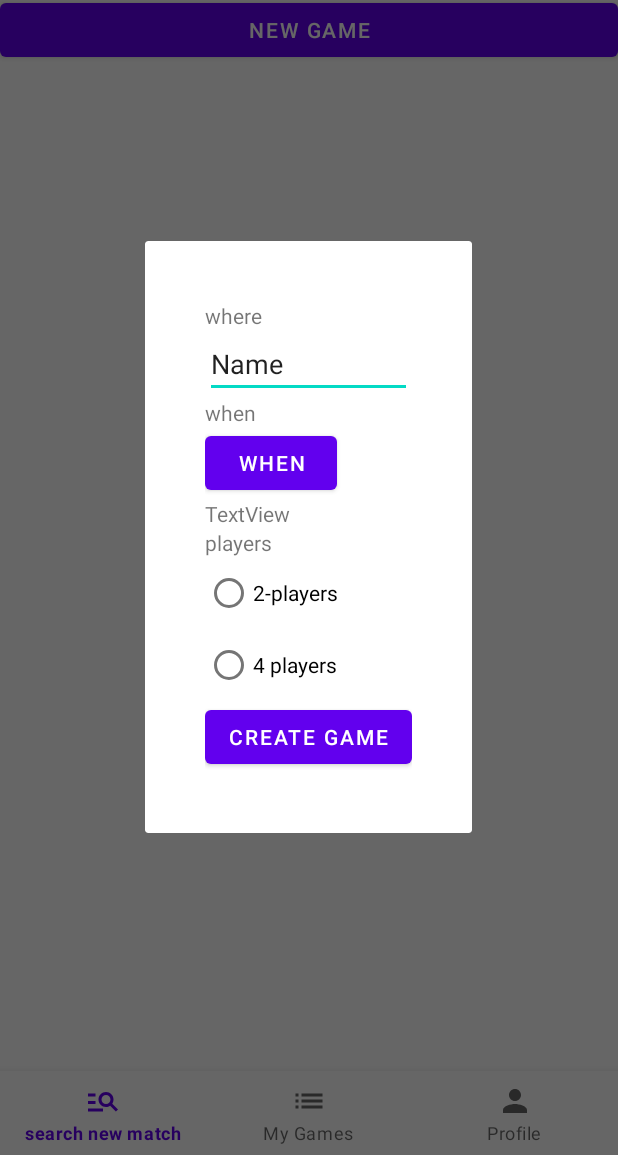
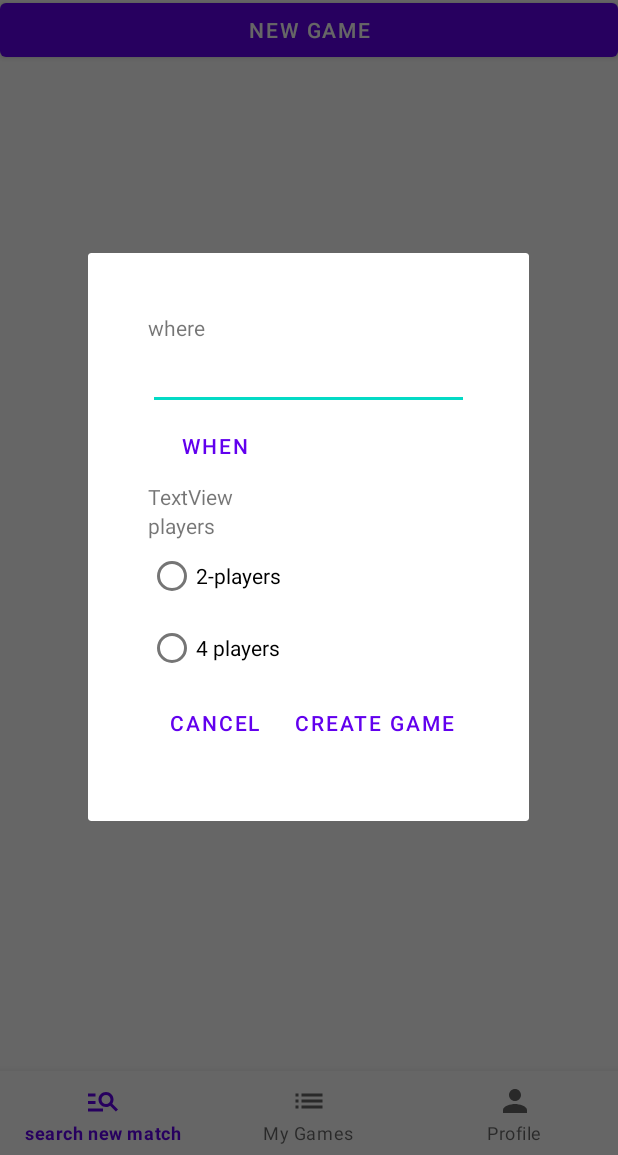
Before and after one commit to DavidDahlman00/BadmintonBuddy, an Android app: the fragment CreateGameDialogFragment placed in its activity, on a phone screen of 412 x 824 dp, the part 81-1236 px from its top. Run offline under Robolectric (Android 15) with nearby library versions, the phone set to English and light mode, and no system bars; our stand-ins replace Firebase (no records; nobody signed in at launch, a user with empty details on screens opened directly).

Commit message:
add new game

```diff
--- a/app/src/main/java/duiban/badmintonbuddy/ui/myGames/CreateGameDialogFragment.kt
+++ b/app/src/main/java/duiban/badmintonbuddy/ui/myGames/CreateGameDialogFragment.kt
@@ -12,14 +12,20 @@ import android.view.ViewGroup
 import android.widget.DatePicker
 import android.widget.TimePicker
 import androidx.fragment.app.DialogFragment
+import com.google.firebase.auth.ktx.auth
+import com.google.firebase.firestore.ktx.firestore
+import com.google.firebase.ktx.Firebase
 import duiban.badmintonbuddy.R
 import duiban.badmintonbuddy.databinding.FragmentCreateGameDialogBinding
+import duiban.badmintonbuddy.models.Game
+import duiban.badmintonbuddy.models.UserObject
 import java.util.*
 
 
 class CreateGameDialogFragment :  DialogFragment(), DatePickerDialog.OnDateSetListener, TimePickerDialog.OnTimeSetListener {
 
     private var createGameDialogBinding : FragmentCreateGameDialogBinding ?= null
+    private val db = Firebase.firestore
     private var day = 0
     private var month = 0
     private var year = 0
@@ -42,7 +48,11 @@ class CreateGameDialogFragment :  DialogFragment(), DatePickerDialog.OnDateSetLi
         val view = inflater.inflate(R.layout.fragment_create_game_dialog, container, false)
         val binding = FragmentCreateGameDialogBinding.bind(view)
         createGameDialogBinding = binding
+
+        cancel()
+        createGame()
         pickDate()
+        selectNumberOfplayers()
         return view
     }
 
@@ -56,6 +66,35 @@ class CreateGameDialogFragment :  DialogFragment(), DatePickerDialog.OnDateSetLi
         Log.d("1111", "number of players $numberOfPlayers")
     }
 
+    private fun cancel() {
+        createGameDialogBinding?.cancelBtn?.setOnClickListener {
+            dismiss()
+        }
+    }
+
+    private fun createGame(){
+        createGameDialogBinding?.createGameBtn?.setOnClickListener {
+            val playerList = mutableListOf<String>()
+            val where = createGameDialogBinding?.editTextTextPlace?.text.toString()
+            playerList.add(UserObject.thisUser.id)
+
+            Log.d("QQQ", "did send game???")
+            val gameRef = db.collection("game").document()
+            val newGame = Game(
+                id = gameRef.id,
+                where = where,
+                year = savedYear,
+                month = savedMonth,
+                day = savedDay,
+                hour = savedHour,
+                min = savedMinute,
+                numPlayers = numberOfPlayers,
+                players = playerList
+            )
+            gameRef.set(newGame)
+            dismiss()
+        }
+    }
 
     private fun getDateTimeCalander() {
         val cal : Calendar = Calendar.getInstance()
--- a/app/src/main/res/layout/fragment_create_game_dialog.xml
+++ b/app/src/main/res/layout/fragment_create_game_dialog.xml
@@ -18,23 +18,18 @@
             android:text="where" />
 
         <EditText
-            android:id="@+id/editTextTextPersonName"
+            android:id="@+id/editTextTextPlace"
             android:layout_width="match_parent"
             android:layout_height="wrap_content"
             android:ems="10"
-            android:inputType="textPersonName"
-            android:text="Name" />
+            android:inputType="textPersonName" />
 
-        <TextView
-            android:id="@+id/timetext"
-            android:layout_width="match_parent"
-            android:layout_height="wrap_content"
-            android:text="when" />
 
         <Button
             android:id="@+id/btn_timePicker"
             android:layout_width="wrap_content"
             android:layout_height="wrap_content"
+            style="?android:attr/buttonBarButtonStyle"
             android:text="@string/chosetimebuttontext"
             />
         <TextView
@@ -69,11 +64,29 @@
                 android:text="4 players" />
         </RadioGroup>
 
-        <Button
-            android:id="@+id/create_game_btn"
+        <LinearLayout
             android:layout_width="wrap_content"
             android:layout_height="wrap_content"
-            android:text="Create game" />
+            android:orientation="horizontal">
+
+            <Button
+                android:id="@+id/cancel_btn"
+                style="?android:attr/buttonBarButtonStyle"
+                android:layout_width="wrap_content"
+                android:layout_height="wrap_content"
+                android:padding="10dp"
+                android:layout_weight="1"
+                android:text="Cancel" />
+
+            <Button
+                android:id="@+id/create_game_btn"
+                style="?android:attr/buttonBarButtonStyle"
+                android:layout_width="wrap_content"
+                android:layout_height="wrap_content"
+                android:padding="10dp"
+                android:layout_weight="1"
+                android:text="Create game" />
+        </LinearLayout>
 
     </LinearLayout>
 </FrameLayout>
```
Also changed, not shown: app/src/main/java/duiban/badmintonbuddy/models/Game.kt (added, +39 -0 lines).
